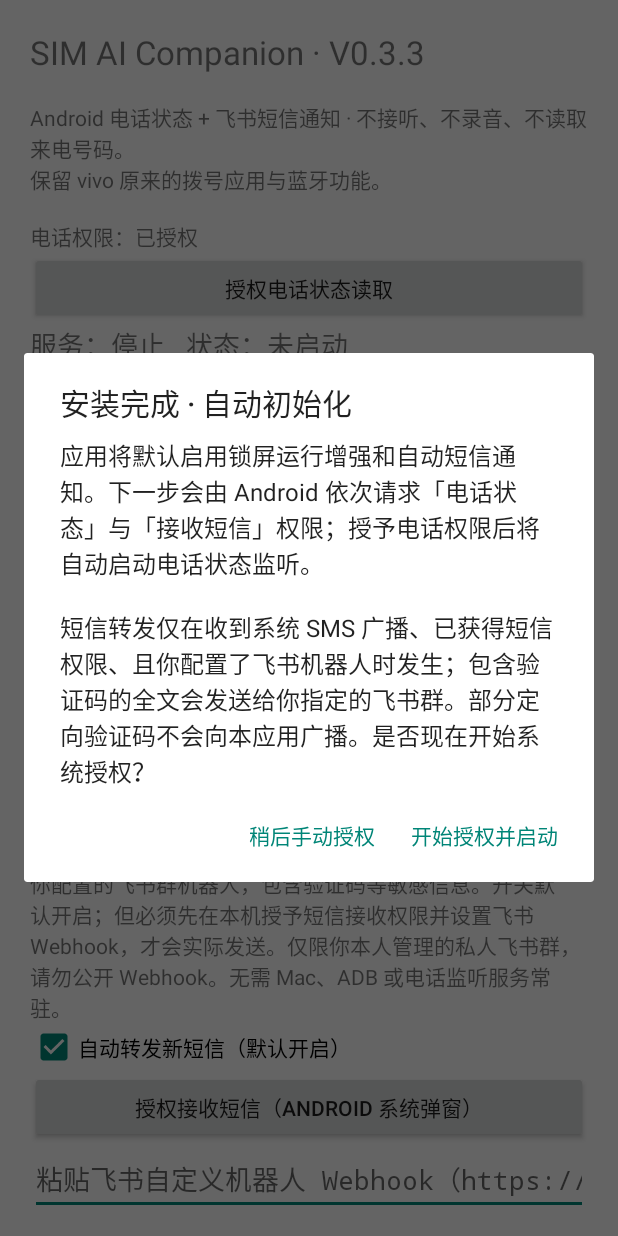
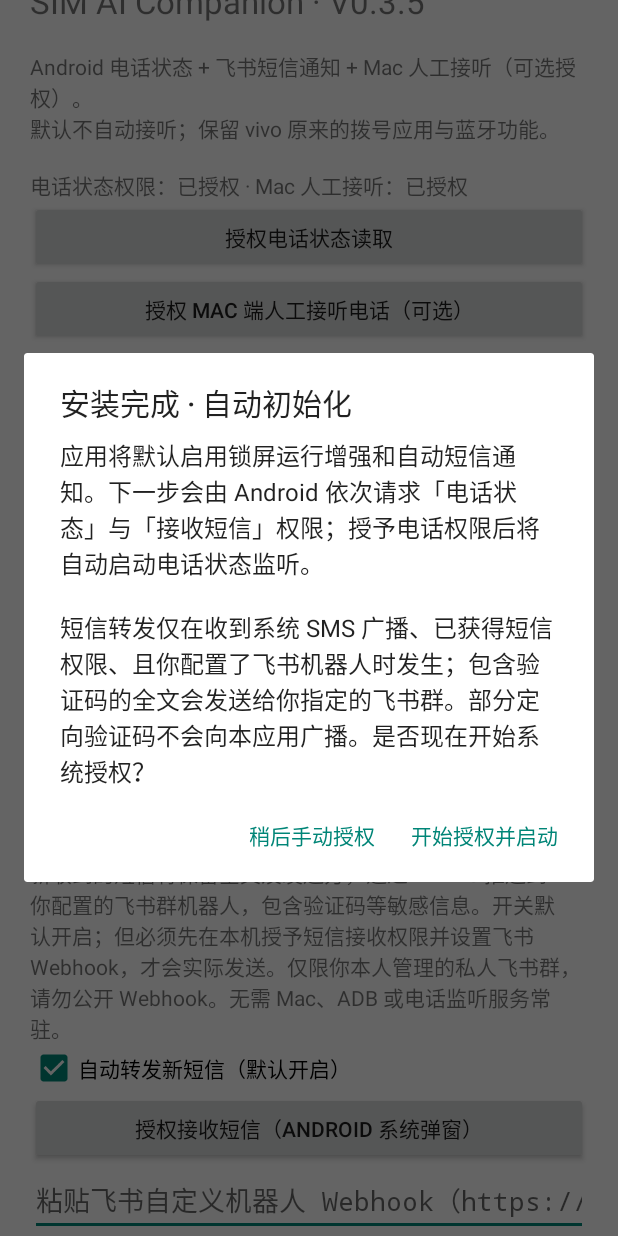
Before and after one commit to popowk/SIM-AI-Assistant, an Android app: the screen it shows after launch (MainActivity), on a phone screen of 412 x 824 dp. Run offline under Robolectric (Android 15) with nearby library versions, the phone set to English and light mode, and no system bars.

Commit message:
feat(android-ui): optional manual-answer permission request with explicit user explanation and state

```diff
--- a/AndroidCompanion/app/src/main/java/com/popowk/simai/companion/MainActivity.java
+++ b/AndroidCompanion/app/src/main/java/com/popowk/simai/companion/MainActivity.java
@@ -24,6 +24,7 @@ import android.widget.TextView;
 public final class MainActivity extends Activity {
     private static final int PHONE_PERMISSION_REQUEST = 1021;
     private static final int SMS_PERMISSION_REQUEST = 1022;
+    private static final int ANSWER_PERMISSION_REQUEST = 1023;
     private static final String ONBOARDING_PREFS = "simai_initial_setup";
     private static final String KEY_WIZARD_SHOWN = "permissions_wizard_shown";
     private static final String KEY_MONITOR_DESIRED = "phone_state_monitor_desired";
@@ -50,11 +51,11 @@ public final class MainActivity extends Activity {
         scroller.addView(column);
 
         TextView title = new TextView(this);
-        title.setText("SIM AI Companion · V0.3.3");
+        title.setText("SIM AI Companion · V0.3.5");
         title.setTextSize(22f);
         column.addView(title);
         TextView description = new TextView(this);
-        description.setText("\nAndroid 电话状态 + 飞书短信通知 · 不接听、不录音、不读取来电号码。\n保留 vivo 原来的拨号应用与蓝牙功能。\n");
+        description.setText("\nAndroid 电话状态 + 飞书短信通知 + Mac 人工接听（可选授权）。\n默认不自动接听；保留 vivo 原来的拨号应用与蓝牙功能。\n");
         column.addView(description);
 
         permission = new TextView(this);
@@ -63,6 +64,18 @@ public final class MainActivity extends Activity {
         grant.setText("授权电话状态读取");
         grant.setOnClickListener(v -> requestPhonePermissionAndAutoStart());
         column.addView(grant);
+
+        Button answerGrant = new Button(this);
+        answerGrant.setText("授权 Mac 端人工接听电话（可选）");
+        answerGrant.setOnClickListener(v ->
+                new android.app.AlertDialog.Builder(this)
+                        .setTitle("允许 Mac 手动接听来电？")
+                        .setMessage("授权后，只有在 Mac 显式点击「人工接听当前来电」且电话确实处于响铃状态时，本应用才会向 Android 系统发出接听请求。不会自动接听、不会接管默认拨号应用，也不会把通话音频自动发送给 ChatGPT。")
+                        .setNegativeButton("取消", null)
+                        .setPositiveButton("继续系统授权", (dialog, which) -> requestPermissions(
+                                new String[]{Manifest.permission.ANSWER_PHONE_CALLS},
+                                ANSWER_PERMISSION_REQUEST)).show());
+        column.addView(answerGrant);
 
         state = new TextView(this);
         state.setTextSize(18);
@@ -293,8 +306,10 @@ public final class MainActivity extends Activity {
     }
 
     private void refresh() {
-        permission.setText("电话权限：" + (checkSelfPermission(Manifest.permission.READ_PHONE_STATE)
-            == PackageManager.PERMISSION_GRANTED ? "已授权" : "未授权"));
+        permission.setText("电话状态权限：" + (checkSelfPermission(Manifest.permission.READ_PHONE_STATE)
+            == PackageManager.PERMISSION_GRANTED ? "已授权" : "未授权") +
+            " · Mac 人工接听：" + (checkSelfPermission(Manifest.permission.ANSWER_PHONE_CALLS)
+            == PackageManager.PERMISSION_GRANTED ? "已授权" : "未授权（可选）"));
         state.setText("服务：" + (CallMonitorService.running ? "运行中" : "停止")
                 + "   状态：" + CallMonitorService.lastState);
         if (smsStatus != null) {
@@ -323,6 +338,13 @@ public final class MainActivity extends Activity {
                         Toast.LENGTH_LONG).show();
             }
             if (wizardInProgress) requestSMSPermissionIfNeeded();
+        } else if (requestCode == ANSWER_PERMISSION_REQUEST) {
+            Toast.makeText(this,
+                    checkSelfPermission(Manifest.permission.ANSWER_PHONE_CALLS)
+                            == PackageManager.PERMISSION_GRANTED
+                    ? "人工接听已授权；仍需在 Mac 手动点击接听按钮"
+                    : "人工接听权限未获授权；原有电话与短信功能不受影响",
+                    Toast.LENGTH_LONG).show();
         } else if (requestCode == SMS_PERMISSION_REQUEST) {
             wizardInProgress = false;
             boolean granted = checkSelfPermission(Manifest.permission.RECEIVE_SMS)
```
